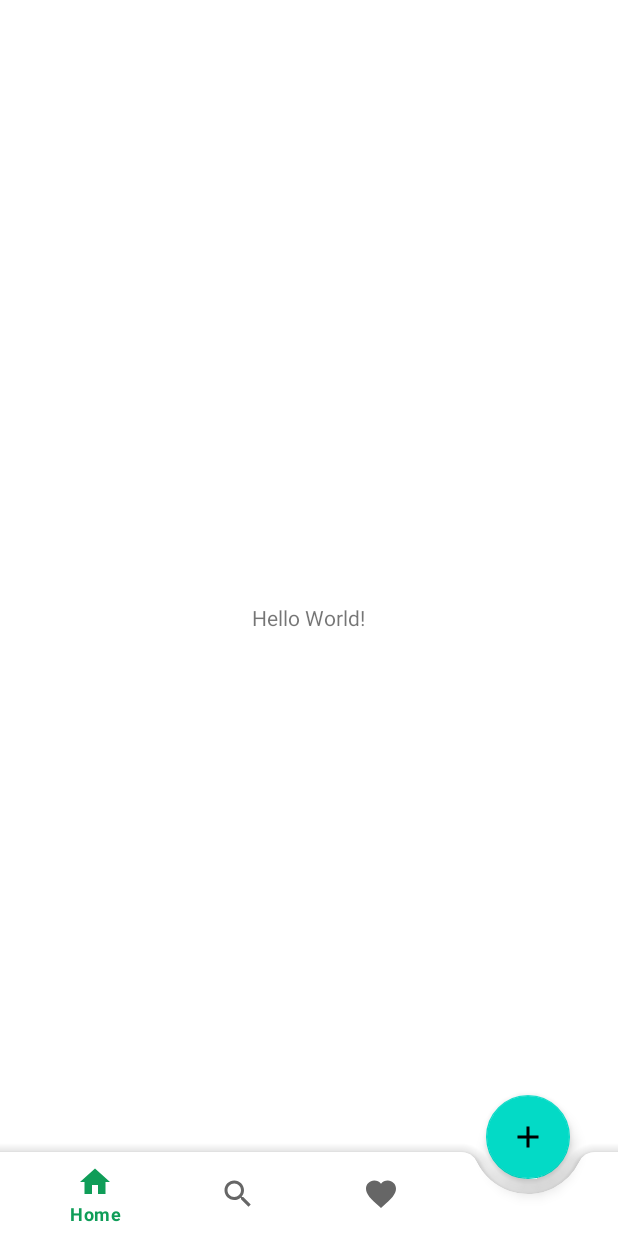
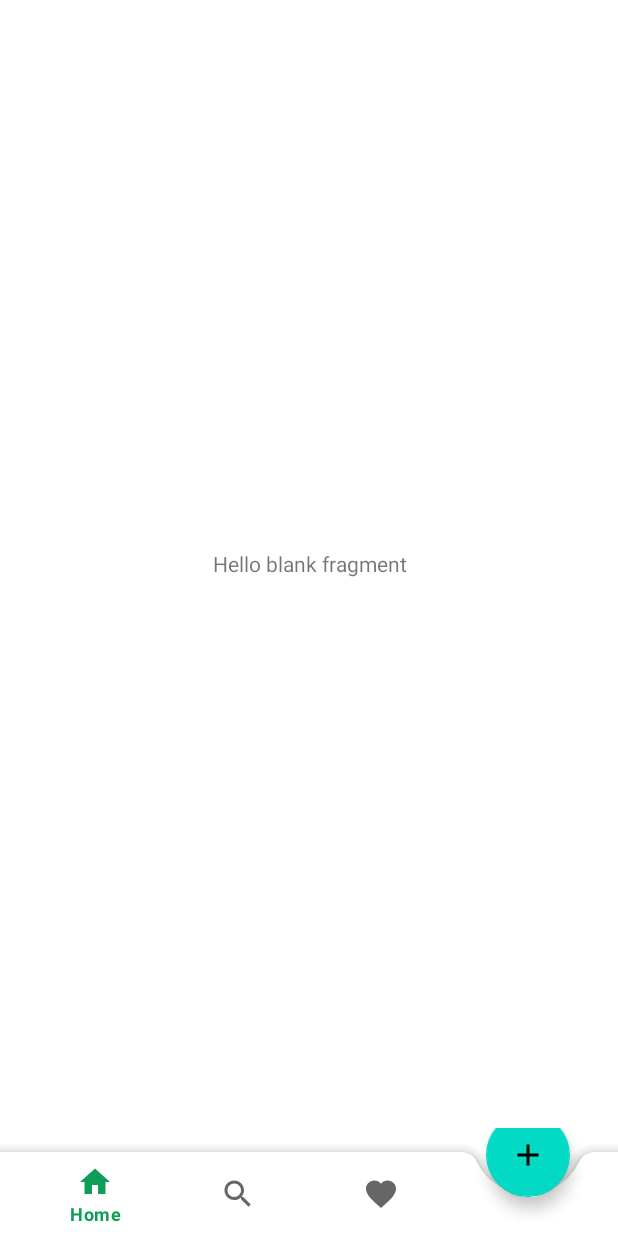
Before and after one commit to KaradimoulasG/JustWeather, an Android app: the screen it shows after launch (MainActivity), on a phone screen of 412 x 824 dp. Run offline under Robolectric (Android 15) with nearby library versions, the phone set to English and light mode, and no system bars; our stand-ins replace Room's generated code, Timber.

Commit message:
Added some colors, renamed a few things, added the first fragment and will work on with everything tomorrow

```diff
--- a/app/src/main/java/com/example/justweather/data/repositories/ICityRepo.kt
+++ b/app/src/main/java/com/example/justweather/data/repositories/ICityRepo.kt
@@ -12,6 +12,6 @@ interface ICityRepo {
     suspend fun getFiveDayForecast(latitude: Double, longitude: Double): NetworkResult<ForecastDto>
     suspend fun getAirPollution(latitude: Double, longitude: Double): NetworkResult<AirPollutionDto>
 
-    suspend fun saveFavouriteCity(city: CityInfo)
-    suspend fun getFavouriteCity(): CityInfo?
+//    suspend fun saveFavouriteCity(city: CityInfo)
+//    suspend fun getFavouriteCity(): CityInfo?
 }
--- a/app/src/main/java/com/example/justweather/di/cityModule.kt
+++ b/app/src/main/java/com/example/justweather/di/cityModule.kt
@@ -1,17 +1,16 @@
 package com.example.justweather.di
 
-import com.example.justweather.data.persistence.AppDatabase
 import com.example.justweather.data.repositories.ICityRepo
 import com.example.justweather.domain.repoImpl.CityRepoImpl
 import com.example.justweather.domain.useCases.GetForecastUseCase
-import com.example.justweather.presentation.TestingViewModel
+import com.example.justweather.presentation.WeatherViewModel
 import org.koin.dsl.module
 
 val cityModule = module {
 
     single<ICityRepo> { CityRepoImpl(get()) }
 
-    single { TestingViewModel(get(), get()) }
+    single { WeatherViewModel(get(), get()) }
 
     single { GetForecastUseCase(get()) }
 }
--- a/app/src/main/java/com/example/justweather/presentation/MainActivity.kt
+++ b/app/src/main/java/com/example/justweather/presentation/MainActivity.kt
@@ -16,7 +16,7 @@ import timber.log.Timber
 class MainActivity : AppCompatActivity() {
 
     private lateinit var binding: ActivityMainBinding
-    private val viewModel: TestingViewModel by viewModel()
+    private val viewModel: WeatherViewModel by viewModel()
     override fun onCreate(savedInstanceState: Bundle?) {
         super.onCreate(savedInstanceState)
         binding = ActivityMainBinding.inflate(layoutInflater)
@@ -34,11 +34,11 @@ class MainActivity : AppCompatActivity() {
         lifecycleScope.launch {
             viewModel.state.onEach {
                 when (it.eventName) {
-                    TestingViewModelEvent.None -> Timber.i("PAOK here")
-                    TestingViewModelEvent.Success -> Timber.i("PAOK worked")
-                    TestingViewModelEvent.Fail -> Timber.i("PAOK failed")
-                    TestingViewModelEvent.Loading -> Timber.i("PAOK error")
-                    else -> Timber.i("PAOK sonar won't let me keep this empty")
+                    WeatherViewModelEvent.None -> Timber.i("here")
+                    WeatherViewModelEvent.Success -> Timber.i("worked")
+                    WeatherViewModelEvent.Fail -> Timber.i("failed")
+                    WeatherViewModelEvent.Loading -> Timber.i("error")
+                    else -> Timber.i("sonar won't let me keep this empty")
                 }
             }.launchIn(this)
         }
--- a/app/src/main/java/com/example/justweather/presentation/TestingViewModel.kt
+++ b/app/src/main/java/com/example/justweather/presentation/WeatherViewModel.kt
@@ -13,17 +13,38 @@ import kotlinx.coroutines.flow.asStateFlow
 import kotlinx.coroutines.flow.update
 import kotlinx.coroutines.launch
 
-class TestingViewModel(
+class WeatherViewModel(
     private val cityRepo: ICityRepo,
     private val useCase: GetForecastUseCase,
 ) : ViewModel() {
 
-    private val _state = MutableStateFlow(TestingState())
+    private val _state = MutableStateFlow(WeatherState())
     val state = _state.asStateFlow()
 
     init {
-        _state.value = TestingState()
+        _state.value = WeatherState()
     }
+
+//    fun populateScreenWithFavouriteCity() {
+//        viewModelScope.launch {
+//            val response = cityRepo.getFavouriteCity()
+//
+//            timber.log.Timber.i("the response is $response")
+//
+//            when (response?.cityName?.isEmpty()) {
+//                true -> {
+//                    _state.update { state ->
+//                        state.copy(eventName = WeatherViewModelEvent.EmptyFavouriteCity)
+//                    }
+//                }
+//                else -> {
+//                    _state.update { state ->
+//                        state.copy(eventName = WeatherViewModelEvent.SavedFavouriteCity)
+//                    }
+//                }
+//            }
+//        }
+//    }
 
     fun testingCase() {
         viewModelScope.launch {
@@ -32,7 +53,7 @@ class TestingViewModel(
             response.onSuccess { response ->
                 _state.update { state ->
                     state.copy(
-                        eventName = TestingViewModelEvent.Success,
+                        eventName = WeatherViewModelEvent.Success,
                     )
                 }
                 getForecast(response.coord.lat, response.coord.lon)
@@ -40,13 +61,13 @@ class TestingViewModel(
             }.onException {
                 _state.update {
                     it.copy(
-                        eventName = TestingViewModelEvent.Fail,
+                        eventName = WeatherViewModelEvent.Fail,
                     )
                 }
             }.onError { _, _ ->
                 _state.update {
                     it.copy(
-                        eventName = TestingViewModelEvent.Loading,
+                        eventName = WeatherViewModelEvent.Loading,
                     )
                 }
             }
@@ -60,20 +81,20 @@ class TestingViewModel(
             response.onSuccess {
                 _state.update { state ->
                     state.copy(
-                        eventName = TestingViewModelEvent.Success,
+                        eventName = WeatherViewModelEvent.Success,
                     )
                 }
                 it.toForecast()
             }.onException {
                 _state.update {
                     it.copy(
-                        eventName = TestingViewModelEvent.Fail,
+                        eventName = WeatherViewModelEvent.Fail,
                     )
                 }
             }.onError { _, _ ->
                 _state.update {
                     it.copy(
-                        eventName = TestingViewModelEvent.Loading,
+                        eventName = WeatherViewModelEvent.Loading,
                     )
                 }
             }
@@ -85,10 +106,9 @@ class TestingViewModel(
             val response = cityRepo.getAirPollution(lat, lon)
 
             response.onSuccess {
-                timber.log.Timber.i("PAOK worked")
                 _state.update { state ->
                     state.copy(
-                        eventName = TestingViewModelEvent.Success,
+                        eventName = WeatherViewModelEvent.Success,
                     )
                 }
             }
@@ -96,15 +116,17 @@ class TestingViewModel(
     }
 }
 
-data class TestingState(
-    val eventName: TestingViewModelEvent = TestingViewModelEvent.None,
+data class WeatherState(
+    val eventName: WeatherViewModelEvent = WeatherViewModelEvent.None,
     val message: String = "",
 )
 
-sealed class TestingViewModelEvent() {
-    object None : TestingViewModelEvent()
-    object Loading : TestingViewModelEvent()
-    object Success : TestingViewModelEvent()
-    object Fail : TestingViewModelEvent()
-    object Exception : TestingViewModelEvent()
+sealed class WeatherViewModelEvent() {
+    object None : WeatherViewModelEvent()
+    object Loading : WeatherViewModelEvent()
+    object Success : WeatherViewModelEvent()
+    object Fail : WeatherViewModelEvent()
+    object Exception : WeatherViewModelEvent()
+    object EmptyFavouriteCity : WeatherViewModelEvent()
+    object SavedFavouriteCity : WeatherViewModelEvent()
 }
--- /dev/null
+++ b/app/src/main/java/com/example/justweather/presentation/home/HomeFragment.kt
@@ -0,0 +1,44 @@
+package com.example.justweather.presentation.home
+
+import android.os.Bundle
+import android.view.LayoutInflater
+import android.view.View
+import androidx.lifecycle.lifecycleScope
+import androidx.viewbinding.ViewBinding
+import com.example.justweather.databinding.FragmentHomeBinding
+import com.example.justweather.presentation.BindingFragment
+import com.example.justweather.presentation.WeatherViewModel
+import com.example.justweather.presentation.WeatherViewModelEvent
+import kotlinx.coroutines.flow.launchIn
+import kotlinx.coroutines.flow.onEach
+import kotlinx.coroutines.launch
+import org.koin.androidx.viewmodel.ext.android.sharedViewModel
+import timber.log.Timber
+
+class HomeFragment : BindingFragment<FragmentHomeBinding>() {
+
+    override val bindingInflater: (LayoutInflater) -> ViewBinding
+        get() = FragmentHomeBinding::inflate
+
+    private val viewModel: WeatherViewModel by sharedViewModel()
+
+    override fun onViewCreated(view: View, savedInstanceState: Bundle?) {
+        super.onViewCreated(view, savedInstanceState)
+        setUpViewModel()
+    }
+
+    private fun setUpViewModel() {
+//        viewModel.populateScreenWithFavouriteCity()
+
+        Timber.i("PAOK test")
+        lifecycleScope.launch {
+            viewModel.state.onEach {
+                when (it.eventName) {
+                    WeatherViewModelEvent.SavedFavouriteCity -> Timber.i("worked")
+                    WeatherViewModelEvent.EmptyFavouriteCity -> Timber.i("did not work")
+                    else -> {}
+                }
+            }.launchIn(this)
+        }
+    }
+}
--- a/app/src/main/res/layout/activity_main.xml
+++ b/app/src/main/res/layout/activity_main.xml
@@ -4,19 +4,23 @@
     xmlns:app="http://schemas.android.com/apk/res-auto"
     xmlns:tools="http://schemas.android.com/tools"
     android:layout_width="match_parent"
-    android:background="@color/white"
     android:layout_height="match_parent"
     tools:context=".presentation.MainActivity">
 
-    <TextView
-        android:layout_width="wrap_content"
+    <androidx.fragment.app.FragmentContainerView
+        android:id="@+id/nav_host"
+        android:layout_width="match_parent"
         android:layout_height="wrap_content"
-        android:text="Hello World!"
-        android:layout_centerInParent="true" />
+        app:navGraph="@navigation/weather_nav_graph"
+        app:defaultNavHost="true"
+        android:layout_above="@id/bottom_nav_bar"
+        android:name="androidx.navigation.fragment.NavHostFragment" />
 
     <com.example.justweather.common.components.BottomNavigationBar
+        android:id="@+id/bottom_nav_bar"
         android:layout_width="match_parent"
-        android:layout_height="100dp"
-        android:layout_alignParentBottom="true" />
+        android:layout_height="wrap_content"
+        android:layout_alignParentBottom="true"
+        android:layout_gravity="bottom" />
 
 </RelativeLayout>
--- /dev/null
+++ b/app/src/main/res/layout/fragment_home.xml
@@ -0,0 +1,15 @@
+<?xml version="1.0" encoding="utf-8"?>
+<RelativeLayout xmlns:android="http://schemas.android.com/apk/res/android"
+    xmlns:tools="http://schemas.android.com/tools"
+    android:layout_width="match_parent"
+    android:layout_height="match_parent"
+    tools:context=".presentation.home.HomeFragment">
+
+    <TextView
+        android:layout_width="match_parent"
+        android:layout_height="match_parent"
+        android:gravity="center"
+        android:layout_centerInParent="true"
+        android:text="@string/hello_blank_fragment" />
+
+</RelativeLayout>
--- a/app/src/main/res/navigation/weather_nav_graph.xml
+++ b/app/src/main/res/navigation/weather_nav_graph.xml
@@ -1,6 +1,13 @@
 <?xml version="1.0" encoding="utf-8"?>
 <navigation xmlns:android="http://schemas.android.com/apk/res/android"
     xmlns:app="http://schemas.android.com/apk/res-auto"
-    android:id="@+id/weather_nav_graph">
+    xmlns:tools="http://schemas.android.com/tools"
+    android:id="@+id/weather_nav_graph"
+    app:startDestination="@id/homeFragment">
 
+    <fragment
+        android:id="@+id/homeFragment"
+        android:name="com.example.justweather.presentation.home.HomeFragment"
+        android:label="fragment_home"
+        tools:layout="@layout/fragment_home" />
 </navigation>
--- a/app/src/main/res/values/colors.xml
+++ b/app/src/main/res/values/colors.xml
@@ -2,4 +2,5 @@
 <resources>
     <color name="black">#FF000000</color>
     <color name="white">#FFFFFFFF</color>
+    <color name="card_color">#222A36</color>
 </resources>
--- a/app/src/main/res/values/strings.xml
+++ b/app/src/main/res/values/strings.xml
@@ -4,4 +4,6 @@
     <string name="bottom_nav_option_home">Home</string>
     <string name="bottom_nav_option_search">Search</string>
     <string name="bottom_nav_option_favourites">Favourites</string>
+    <!-- TODO: Remove or change this placeholder text -->
+    <string name="hello_blank_fragment">Hello blank fragment</string>
 </resources>
--- a/build.gradle
+++ b/build.gradle
@@ -6,6 +6,7 @@ buildscript {
 
     repositories {
         mavenCentral()
+        google()
     }
 
     ext {
```
Also changed, not shown: app/build.gradle (+8 -0 lines), app/src/main/java/com/example/justweather/domain/repoImpl/CityRepoImpl.kt (+11 -11 lines), app/src/main/res/drawable/rounded_layout.xml (added, +16 -0 lines).
